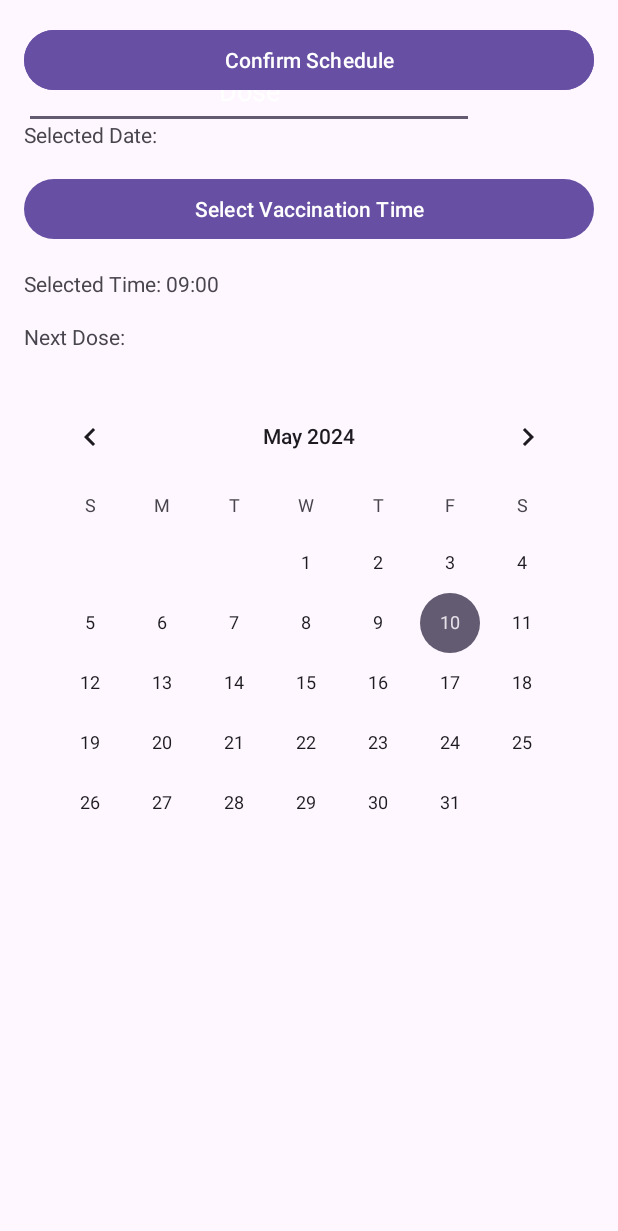
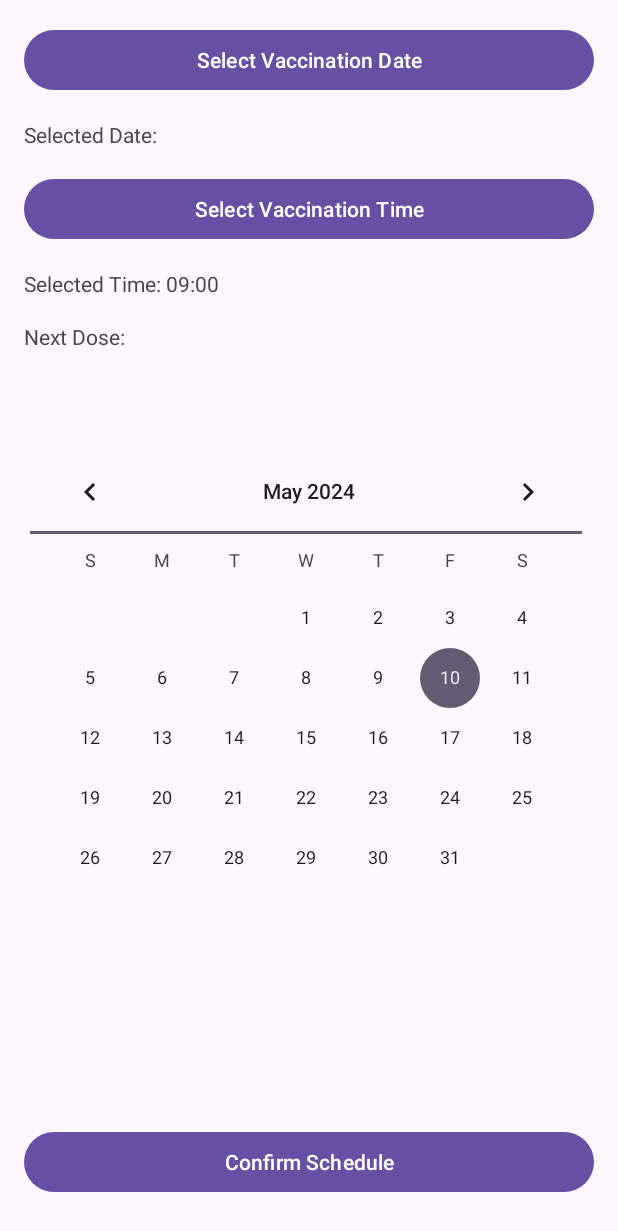
Before and after one commit to Ania4836/Vaccination-Project, an Android app: the ScheduleActivity screen opened directly, with no data from a screen before it, on a phone screen of 412 x 824 dp. Shown: the top 1231 px of the screen. Run offline under Robolectric (Android 15) with nearby library versions, the light colour scheme and no system bars; our stand-ins replace Firebase (no records; nobody signed in at launch, a user with empty details on screens opened directly).

Commit message:
jazdunia v7

```diff
--- a/app/src/main/java/com/example/vaccination_project/ScheduleActivity.kt
+++ b/app/src/main/java/com/example/vaccination_project/ScheduleActivity.kt
@@ -3,10 +3,7 @@ package com.example.vaccination_project
 import android.app.TimePickerDialog
 import android.os.Bundle
 import android.view.View
-import android.widget.Button
-import android.widget.CalendarView
-import android.widget.TextView
-import android.widget.Toast
+import android.widget.*
 import androidx.appcompat.app.AppCompatActivity
 import androidx.lifecycle.lifecycleScope
 import com.example.vaccination_project.db_connection.DBconnection
@@ -21,11 +18,12 @@ class ScheduleActivity : AppCompatActivity(), View.OnClickListener {
 
     private lateinit var btnSelectDate: Button
     private lateinit var btnSelectTime: Button
-    private lateinit var btnConfirmSchedule: Button // Button to confirm the schedule
+    private lateinit var btnConfirmSchedule: Button
     private lateinit var tvSelectedDate: TextView
     private lateinit var tvSelectedTime: TextView
     private lateinit var tvNextDoseDate: TextView
     private lateinit var calendarView: CalendarView
+    private lateinit var etDose: EditText
 
     private var selectedDateInMillis: Long = 0
     private var selectedTime = "09:00"
@@ -41,12 +39,13 @@ class ScheduleActivity : AppCompatActivity(), View.OnClickListener {
         tvSelectedTime = findViewById(R.id.tvSelectedTime)
         tvNextDoseDate = findViewById(R.id.tvNextDoseDate)
         calendarView = findViewById(R.id.calendarView)
+        etDose = findViewById(R.id.etDose)
 
         tvSelectedTime.text = "Selected Time: $selectedTime"
 
         btnSelectDate.setOnClickListener(this)
         btnSelectTime.setOnClickListener(this)
-        btnConfirmSchedule.setOnClickListener(this) // Set onClick listener for the confirm button
+        btnConfirmSchedule.setOnClickListener(this)
 
         calendarView.setOnDateChangeListener { _, year, month, dayOfMonth ->
             val selectedDate = Calendar.getInstance()
@@ -88,16 +87,19 @@ class ScheduleActivity : AppCompatActivity(), View.OnClickListener {
         }, defaultHour, defaultMinute, true).show()
     }
 
-
     private fun confirmSchedule() {
         if (selectedDateInMillis == 0L || selectedTime == "09:00") {
             Toast.makeText(this, "Please select both date and time for the schedule.", Toast.LENGTH_LONG).show()
         } else {
-            // Call to insert data only if both date and time have been selected
-            insertDateIntoDatabase(vaccineId = 101, status = "Ongoing", dose = 1, intervalBetweenDoses = 30)
+            val dose = etDose.text.toString().toIntOrNull()
+            if (dose == null) {
+                Toast.makeText(this, "Please enter a valid dose.", Toast.LENGTH_SHORT).show()
+            } else {
+                // Call to insert data only if both date and time have been selected
+                insertDateIntoDatabase(vaccineId = 101, status = "Ongoing", dose = dose, intervalBetweenDoses = 30)
+            }
         }
     }
-
 
     private fun displayNextDoseDate() {
         val interval = 30
@@ -165,6 +167,7 @@ class ScheduleActivity : AppCompatActivity(), View.OnClickListener {
             }
         }
     }
+
     private val coroutineExceptionHandler = CoroutineExceptionHandler { _, exception ->
         lifecycleScope.launch {
             Toast.makeText(applicationContext, "Error: ${exception.localizedMessage}", Toast.LENGTH_LONG).show()
--- a/app/src/main/res/layout/activity_schedule.xml
+++ b/app/src/main/res/layout/activity_schedule.xml
@@ -7,16 +7,18 @@
 
     <EditText
         android:id="@+id/etDose"
-        android:layout_width="300dp"
-        android:layout_height="50dp"
-        android:layout_constraintBottom_toBottomOf="parent"
-        android:layout_marginTop="20dp"
+        android:layout_width="391dp"
+        android:layout_height="wrap_content"
+        android:layout_alignParentStart="true"
+        android:layout_alignParentTop="true"
+        android:layout_alignParentEnd="true"
+        android:layout_alignParentBottom="true"
+        android:layout_marginStart="0dp"
+        android:layout_marginTop="230dp"
+        android:layout_marginEnd="4dp"
+        android:layout_marginBottom="445dp"
         android:gravity="center"
-        android:hint="Dose"
-        android:inputType="number"
-        android:textColor="@color/white"
-        android:textColorHint="@color/white"
-        tools:ignore="HardcodedText" />
+        android:autofillHints="1" />
 
     <Button
         android:id="@+id/btnSelectDate"
@@ -62,13 +64,15 @@
         android:layout_width="match_parent"
         android:layout_height="match_parent"
         android:layout_below="@id/tvNextDoseDate"
-        android:layout_marginTop="7dp"
+        android:layout_marginTop="44dp"
         android:visibility="visible" />
 
     <Button
         android:id="@+id/btnConfirmSchedule"
         android:layout_width="match_parent"
         android:layout_height="wrap_content"
+        android:layout_alignParentBottom="true"
+        android:layout_marginBottom="9dp"
         android:text="Confirm Schedule"
         android:textColor="@android:color/white" />
 </RelativeLayout>
```
Also changed, not shown: app/src/main/java/com/example/vaccination_project/UpdateScheduleActivity.kt (line endings or trailing spaces).
